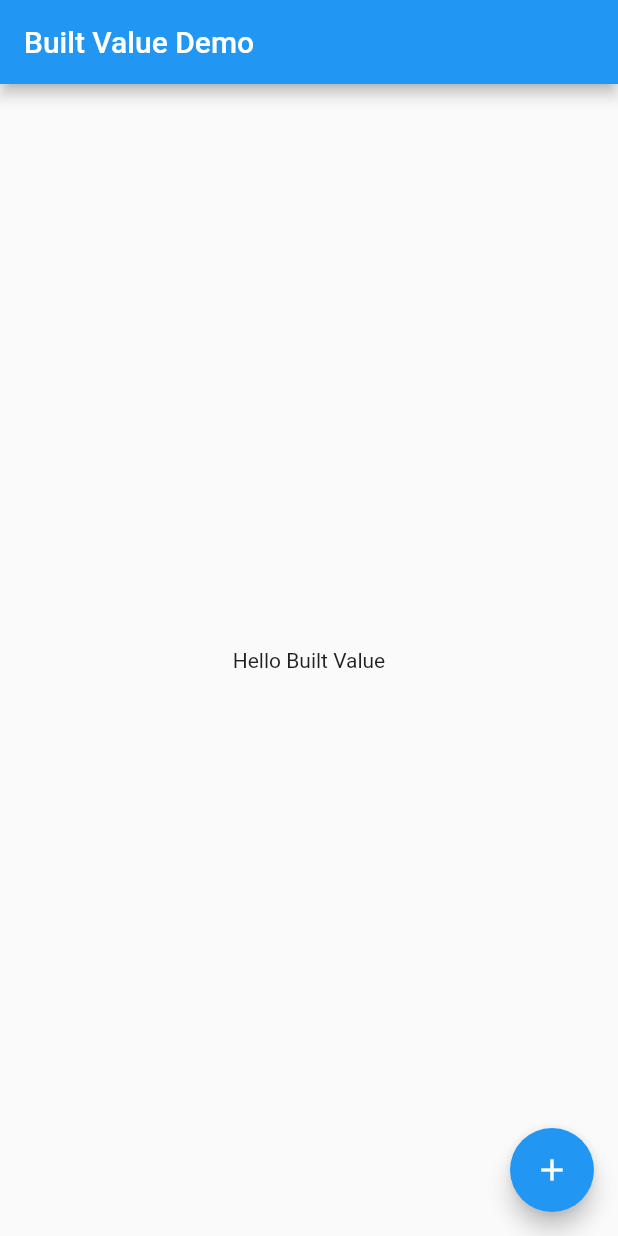
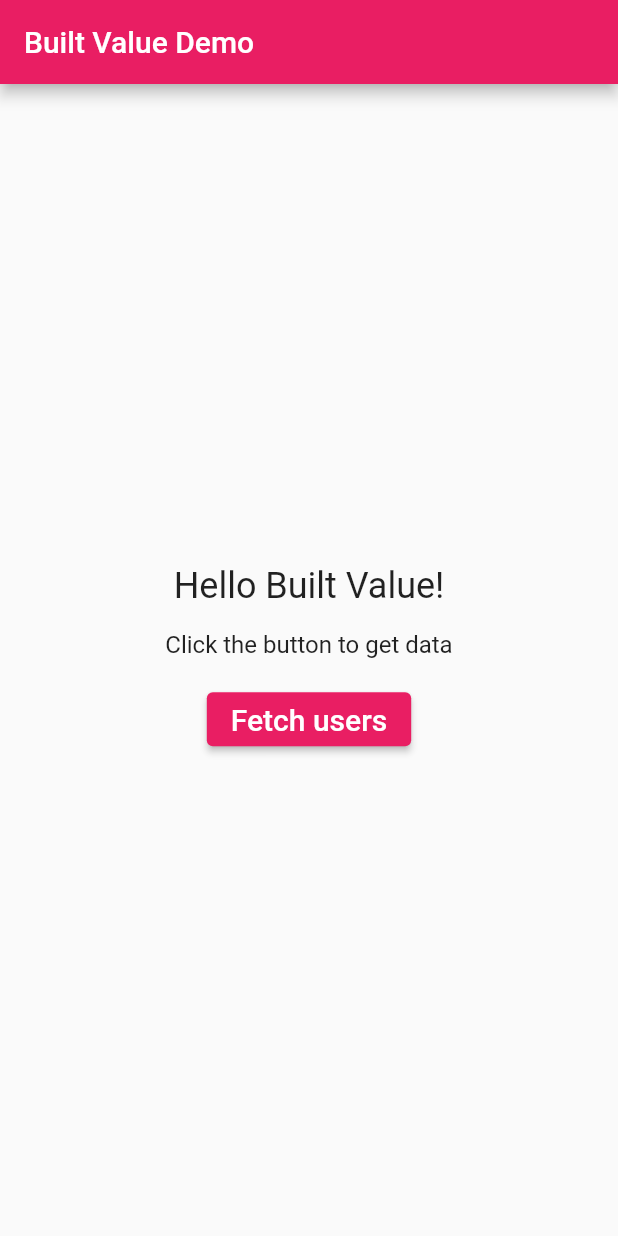
Before and after one commit to raul-sauco/uoc-flutter-built-value-example, a Flutter app: the screen it shows after launch, on a phone screen of 412 x 824 dp. Run offline on Flutter 3.47's test engine with Material 2 defaults, Android fonts, the phone set to English and light mode, and no system bars; our stand-ins replace built_value, transparent_image; generated files the repository leaves out were written again.

Commit message:
Added network call and models

```diff
--- a/lib/main.dart
+++ b/lib/main.dart
@@ -1,20 +1,50 @@
-import 'package:bv/helper.dart';
 import 'package:flutter/material.dart';
+
+import 'services/user_service.dart';
+import 'screens/user_list.dart';
+
+// The package selected is built value
+// https://pub.dev/packages/built_value
+//
+// On startup the app displays a screen with a welcome text and a button
+// that allows users to request data. On button click the page state
+// is updated to reflect the user action.
+//
+// Once the data is requested, the page switches to display a FutureBuilder
+// widget. The FutureBuilder will display a loading progress indicator while
+// loading and a list of users, or an error message, one the request completes.
+//
+// The project aim is to illustrate the simplicity of using Built Value to
+// serialize, and deserialize, data obtained from an external source into
+// Dart classes.
+//
+// After an initial setup, that can be simplified with the use of
+// snippets, we only need to care about maintaining one line of code per
+// attribute of data we are interested on. If the structure of our data
+// changes at some point, we only need to modify one line of code to
+// reflect the update and continue using our Flutter application.
+//
+// How to run the example:
+// The generated classes are included inside the lib folder, it should be
+// enough to flutter pub get and run the application.
+//
 
 void main() {
   runApp(MyApp());
 }
 
 class MyApp extends StatelessWidget {
+  final String title = 'Built Value Demo';
+
   @override
   Widget build(BuildContext context) {
     return MaterialApp(
-      title: 'Built Value Demo',
+      title: title,
       theme: ThemeData(
-        primarySwatch: Colors.blue,
+        primarySwatch: Colors.pink,
         visualDensity: VisualDensity.adaptivePlatformDensity,
       ),
-      home: MyHomePage(title: 'Built Value Demo'),
+      home: MyHomePage(title: title),
     );
   }
 }
@@ -27,10 +57,8 @@ class MyHomePage extends StatefulWidget {
 }
 
 class _MyHomePageState extends State<MyHomePage> {
-
-  void _onClick() {
-    Helper.refresh();
-  }
+  // Flag whether the user has requested already data.
+  bool hasRequested = false;
 
   @override
   Widget build(BuildContext context) {
@@ -38,21 +66,62 @@ class _MyHomePageState extends State<MyHomePage> {
       appBar: AppBar(
         title: Text(widget.title),
       ),
-      body: Center(
+      body: hasRequested
+          ? FutureBuilder(
+              future: UserService.getUsers(),
+              builder: (context, snapshot) {
+                if (snapshot.connectionState == ConnectionState.done) {
+                  if (snapshot.hasData) {
+                    return UserListScreen(users: snapshot.data);
+                  } else {
+                    return Center(
+                      child: Text(
+                        "Done but no data",
+                        style: TextStyle(fontSize: 24),
+                      ),
+                    );
+                  }
+                } else {
+                  return Center(
+                    child: CircularProgressIndicator(),
+                  );
+                }
+              },
+            )
+          // Below widget gets displayed on app load.
+          : Center(
               child: Column(
                 mainAxisAlignment: MainAxisAlignment.center,
+                crossAxisAlignment: CrossAxisAlignment.center,
                 children: <Widget>[
                   Text(
-              'Hello Built Value',
+                    'Hello Built Value!',
+                    style: TextStyle(fontSize: 24),
+                  ),
+                  SizedBox(
+                    height: 16,
+                  ),
+                  Text(
+                    'Click the button to get data',
+                    style: TextStyle(fontSize: 16),
+                  ),
+                  SizedBox(
+                    height: 16,
+                  ),
+                  ElevatedButton(
+                    onPressed: () {
+                      setState(() {
+                        hasRequested = true;
+                      });
+                    },
+                    child: Text(
+                      'Fetch users',
+                      style: TextStyle(fontSize: 20.0),
+                    ),
                   ),
                 ],
               ),
             ),
-      floatingActionButton: FloatingActionButton(
-        onPressed: _onClick,
-        tooltip: 'Click me',
-        child: Icon(Icons.add),
-      ),
     );
   }
 }
--- /dev/null
+++ b/lib/models/built_address.dart
@@ -0,0 +1,38 @@
+library built_address;
+
+import 'dart:convert';
+
+import 'package:built_value/built_value.dart';
+import 'package:built_value/serializer.dart';
+
+import 'built_geo.dart';
+import 'serializers.dart';
+
+part 'built_address.g.dart';
+
+/// Built value will use this class to generate the BuiltAddress class.
+abstract class BuiltAddress
+    implements Built<BuiltAddress, BuiltAddressBuilder> {
+  String get street;
+  String get suite;
+  String get city;
+  String get zipcode;
+  BuiltGeo get geo;
+
+  BuiltAddress._();
+
+  factory BuiltAddress([void Function(BuiltAddressBuilder) updates]) =
+      _$BuiltAddress;
+
+  String toJson() {
+    return json
+        .encode(serializers.serializeWith(BuiltAddress.serializer, this));
+  }
+
+  static BuiltAddress fromJson(String jsonString) {
+    return serializers.deserializeWith(
+        BuiltAddress.serializer, json.decode(jsonString));
+  }
+
+  static Serializer<BuiltAddress> get serializer => _$builtAddressSerializer;
+}
--- /dev/null
+++ b/lib/models/built_user.dart
@@ -0,0 +1,51 @@
+library built_user;
+
+import 'dart:convert';
+
+import 'package:built_value/built_value.dart';
+import 'package:built_value/serializer.dart';
+
+import 'built_address.dart';
+import 'built_company.dart';
+import 'serializers.dart';
+
+part 'built_user.g.dart';
+
+/// Built value will use this class to generate the BuiltUser class.
+///
+/// All this boilerplate code can be generated using the vscode extension:
+///
+/// https://marketplace.visualstudio.com/items?itemName=yongzhenlow.dart-built-value-snippets
+///
+/// "bvd" for imports.
+/// "bvts" for the class with serializers.
+abstract class BuiltUser implements Built<BuiltUser, BuiltUserBuilder> {
+  // Manually add the fields.
+  int get id;
+  String get name;
+  String get username;
+  String get email;
+  BuiltAddress get address;
+  String get phone;
+  String get website;
+  BuiltCompany get company;
+
+  BuiltUser._();
+
+  // Both factory constructors below are equivalent.
+  // factory BuiltUser([void Function(BuiltUserBuilder) updates]) = _$BuiltUser;
+  factory BuiltUser([updates(BuiltUserBuilder b)]) = _$BuiltUser;
+
+  String toJson() {
+    return json.encode(serializers.serializeWith(BuiltUser.serializer, this));
+  }
+
+  static BuiltUser fromJson(String jsonString) {
+    return serializers.deserializeWith(
+        BuiltUser.serializer, json.decode(jsonString));
+  }
+
+  // The generator has a bug here, generates with a capital first letter.
+  // static Serializer<BuiltUser> get serializer => _$BuiltUserSerializer;
+  static Serializer<BuiltUser> get serializer => _$builtUserSerializer;
+}
--- a/lib/models/built_vehicle.dart
+++ /dev/null
@@ -1,50 +0,0 @@
-library built_vehicle;
-
-import 'dart:convert';
-
-import 'package:built_collection/built_collection.dart';
-import 'package:built_value/built_value.dart';
-import 'package:built_value/serializer.dart';
-import 'serializers.dart';
-part 'built_vehicle.g.dart';
-
-abstract class BuiltVehicle
-    implements Built<BuiltVehicle, BuiltVehicleBuilder> {
-  String get brand;
-  VehicleType get type;
-  double get price;
-
-  @nullable
-  bool get someNullableValue;
-  BuiltList<String> get passengerNames;
-
-  BuiltVehicle._();
-
-  factory BuiltVehicle([updates(BuiltVehicleBuilder b)]) = _$BuiltVehicle;
-
-  String toJson() {
-    return json
-        .encode(serializers.serializeWith(BuiltVehicle.serializer, this));
-  }
-
-  static BuiltVehicle fromJson(String jsonString) {
-    return serializers.deserializeWith(
-        BuiltVehicle.serializer, json.decode(jsonString));
-  }
-
-  static Serializer<BuiltVehicle> get serializer => _$builtVehicleSerializer;
-}
-
-class VehicleType extends EnumClass {
-  static const VehicleType car = _$car;
-  static const VehicleType motorbike = _$motorbike;
-  static const VehicleType train = _$train;
-  static const VehicleType plane = _$plane;
-
-  const VehicleType._(String name) : super(name);
-
-  static BuiltSet<VehicleType> get values => _$values;
-  static VehicleType valueOf(String name) => _$valueOf(name);
-
-  static Serializer<VehicleType> get serializer => _$vehicleTypeSerializer;
-}
--- /dev/null
+++ b/lib/screens/user_list.dart
@@ -0,0 +1,21 @@
+import 'package:flutter/material.dart';
+
+import '../models/built_user.dart';
+import '../widgets/user_list_item.dart';
+
+/// Displays a list of users.
+class UserListScreen extends StatelessWidget {
+  final List<BuiltUser> users;
+
+  UserListScreen({@required this.users});
+
+  @override
+  Widget build(BuildContext context) {
+    return ListView.builder(
+        padding: const EdgeInsets.all(8),
+        itemCount: users.length,
+        itemBuilder: (BuildContext context, int index) {
+          return UserListItem(user: users.elementAt(index));
+        });
+  }
+}
--- a/pubspec.yaml
+++ b/pubspec.yaml
@@ -1,4 +1,4 @@
-name: bv
+name: pub_dev_library
 description: A new Flutter project.
 
 # The following line prevents the package from being accidentally published to
@@ -15,6 +15,8 @@ dependencies:
     sdk: flutter
   built_value: ^7.1.0
   built_collection: ^4.3.2
+  http: ^0.12.2
+  transparent_image: ^1.0.0
 
 dev_dependencies:
   flutter_test:
```
Also changed, not shown: lib/helper.dart (deleted, +0 -24 lines), lib/models/built_company.dart (added, +35 -0 lines), lib/models/built_geo.dart (added, +31 -0 lines), lib/models/built_trip.dart (deleted, +0 -17 lines), lib/models/serializers.dart (+10 -8 lines), lib/services/user_service.dart (added, +22 -0 lines), lib/widgets/user_list_item.dart (added, +79 -0 lines), lib/models/built_address.g.dart (added), lib/models/built_company.g.dart (added), lib/models/built_geo.g.dart (added), lib/models/built_trip.g.dart (deleted), lib/models/built_user.g.dart (added), lib/models/built_vehicle.g.dart (deleted), lib/models/serializers.g.dart, 1 more files, 3 other files. Lines whose indentation alone changed are shown as unchanged.
